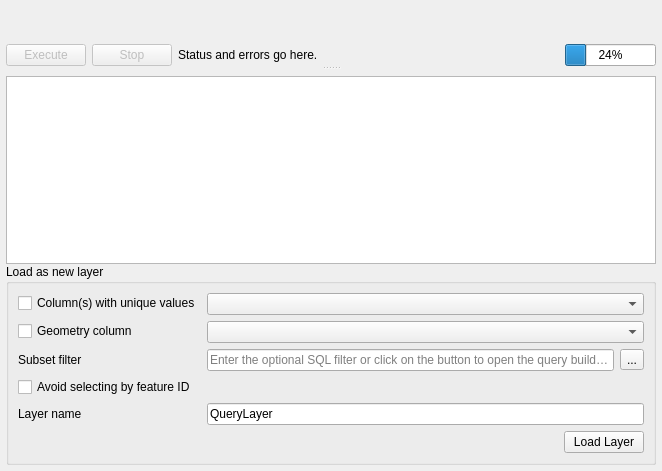
The window that src/ui/qgsqueryresultpanelwidgetbase.ui (carsmie/QGIS) describes before a commit, drawn with Qt 5.
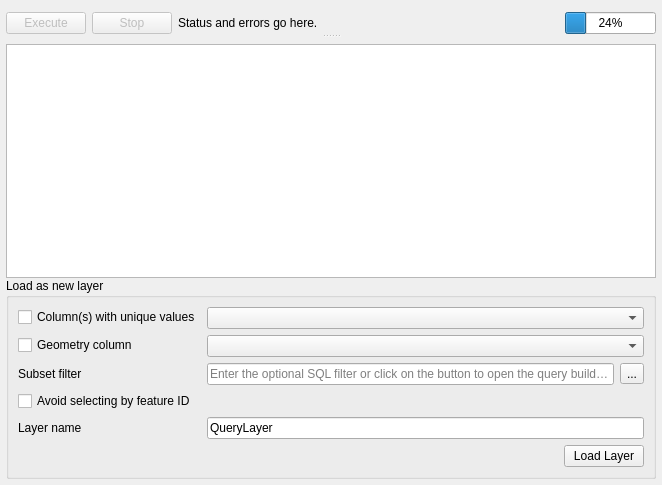
The same window after the commit. Custom widgets are drawn as their Qt base class.

Commit message: Avoid excessive vertical height in 'load as new layer' group box

```diff
--- a/src/ui/qgsqueryresultpanelwidgetbase.ui
+++ b/src/ui/qgsqueryresultpanelwidgetbase.ui
@@ -7,7 +7,7 @@
     <x>0</x>
     <y>0</y>
     <width>662</width>
-    <height>471</height>
+    <height>485</height>
    </rect>
   </property>
   <property name="windowTitle">
@@ -43,7 +43,7 @@
     </layout>
    </item>
    <item>
-    <layout class="QVBoxLayout" name="mainLayout">
+    <layout class="QVBoxLayout" name="mainLayout" stretch="1,0">
      <property name="leftMargin">
       <number>6</number>
      </property>
```
